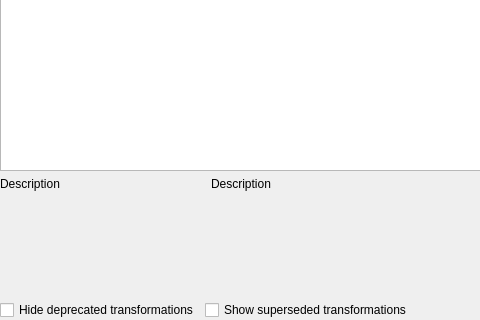
Above: src/ui/qgscoordinateoperationwidgetbase.ui from qgis/QGIS before the change; both pictures show x 0 to 480 and y 113 to 433 of the 651 by 433 pixel window. Below: the same form after it.
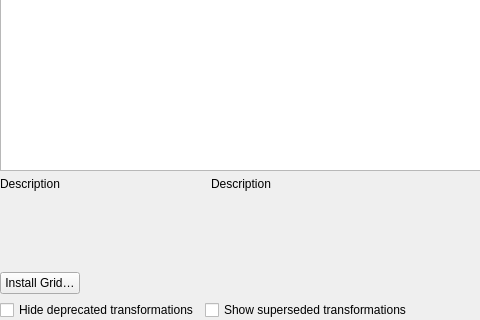
That is the form after the change. Custom widgets are drawn as their Qt base class.

Commit message:
Add "install grid" button to coordinate operation widget when a grid is missing
This syncs the coordinate operation widget UX with other grid-related handling
widgets, where a user-friendly option to install a grid file is presented

Diff of the .ui file:
```diff
--- a/src/ui/qgscoordinateoperationwidgetbase.ui
+++ b/src/ui/qgscoordinateoperationwidgetbase.ui
@@ -29,6 +29,31 @@
    <item row="1" column="0" colspan="2">
     <layout class="QHBoxLayout" name="horizontalLayout_2" stretch="1,1,0">
      <item>
+      <layout class="QGridLayout" name="gridLayout_2">
+       <property name="leftMargin">
+        <number>0</number>
+       </property>
+       <item row="1" column="0">
+        <widget class="QPushButton" name="mInstallGridButton">
+         <property name="text">
+          <string>Install Grid…</string>
+         </property>
+        </widget>
+       </item>
+       <item row="1" column="1">
+        <spacer name="horizontalSpacer_2">
+         <property name="orientation">
+          <enum>Qt::Horizontal</enum>
+         </property>
+         <property name="sizeHint" stdset="0">
+          <size>
+           <width>40</width>
+           <height>20</height>
+          </size>
+         </property>
+        </spacer>
+       </item>
+       <item row="0" column="0" colspan="2">
       <widget class="QLabel" name="mLabelSrcDescription">
        <property name="cursor">
         <cursorShape>IBeamCursor</cursorShape>
@@ -46,6 +71,8 @@
         <set>Qt::LinksAccessibleByMouse|Qt::TextSelectableByKeyboard|Qt::TextSelectableByMouse</set>
        </property>
       </widget>
+       </item>
+      </layout>
      </item>
      <item>
       <widget class="QLabel" name="mLabelDstDescription">
```
Lines whose indentation alone changed are shown as unchanged. The commit also changes 6 other files.
